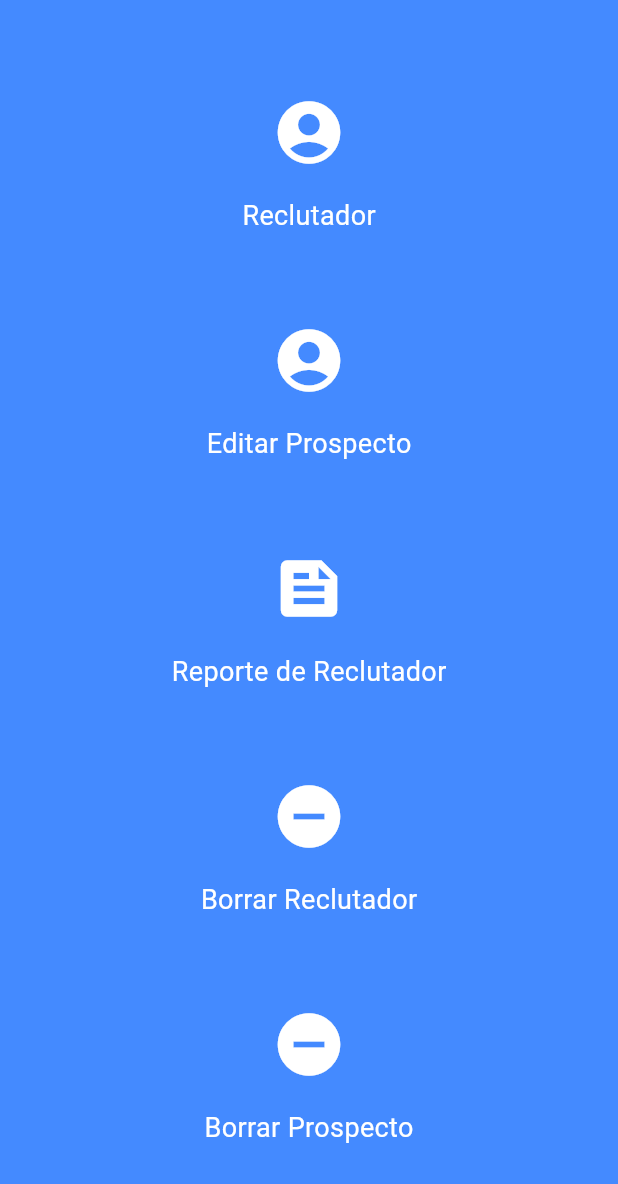
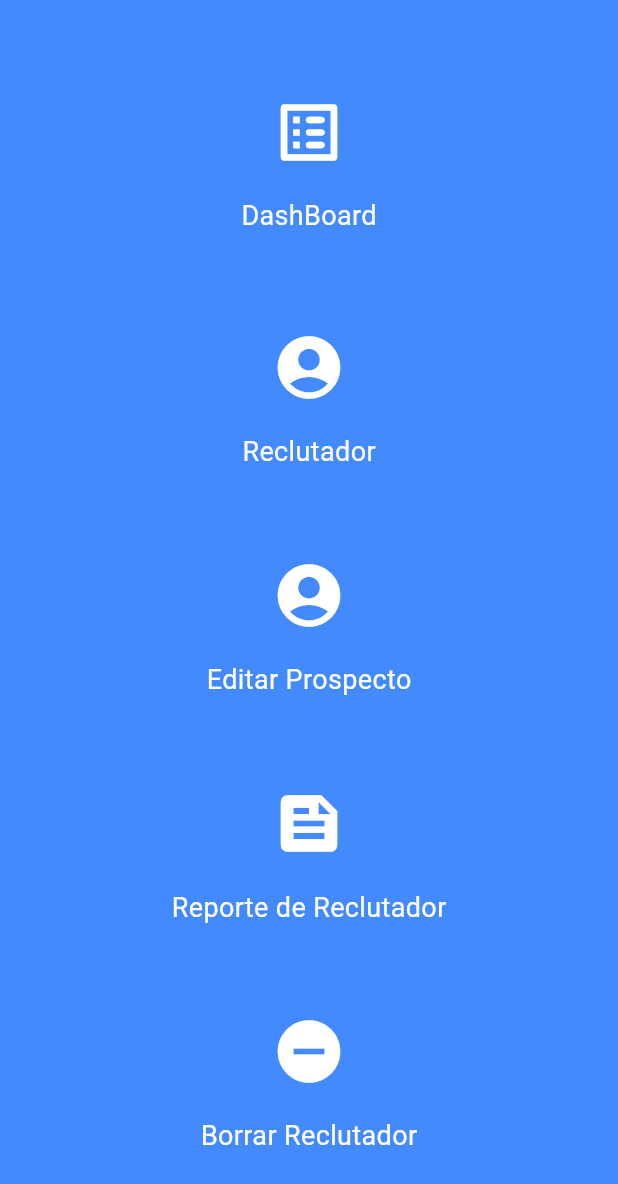
Before and after one commit to oscarsil/Tel-soluciones-reclutamiento, a Flutter app: what barraslaterales() shows on an empty page, opened directly, on a phone screen of 412 x 824 dp. Shown: the top 1184 px of the screen. Run offline on Flutter 3.47's test engine with Material 3 defaults, Android fonts, the phone set to English and light mode, and no system bars; our stand-ins replace audioplayers, sqflite, timer_count_down; accounts and stored records are empty.

Commit message:
Se movieron los archivos de acuerdo a los usuarios que lo pueden acceder

```diff
--- a/lib/componentes/barraslaterales.dart
+++ b/lib/componentes/barraslaterales.dart
@@ -1,12 +1,17 @@
 import 'package:flutter/material.dart';
+import 'package:intl/intl.dart';
 import 'package:telsolreclutamiento/pantallas/ReclutadorPantallas/RecluElegirProsEditar.dart';
 import 'package:telsolreclutamiento/pantallas/JefeRecluPantallas/ListaDereclutador.dart';
 import 'package:telsolreclutamiento/pantallas/JefeRecluPantallas/JefeRecluElegirProsEditar.dart';
-import 'package:telsolreclutamiento/pantallas/ReclutadorPantallas/ReporteReclutador.dart';
-import 'package:telsolreclutamiento/pantallas/ReclutadorPantallas/borrarReclu.dart';
-import 'package:telsolreclutamiento/pantallas/ProspectoPantallas/BorrarProspecto.dart';
+import 'package:telsolreclutamiento/pantallas/JefeRecluPantallas/ReporteReclutador.dart';
+import 'package:telsolreclutamiento/pantallas/JefeRecluPantallas/borrarReclu.dart';
+import 'package:telsolreclutamiento/pantallas/JefeRecluPantallas/BorrarProspecto.dart';
+import 'package:telsolreclutamiento/pantallas/ReclutadorPantallas/DashboardReclutador.dart';
+import 'package:telsolreclutamiento/pantallas/JefeRecluPantallas/DashboardJefeReclu.dart';
 
 class barraslaterales extends StatelessWidget{
+  DateTime _dateTime = DateTime.now();
+  DateFormat formatter = DateFormat('yyyy-MM-dd');
   @override
   Widget build(BuildContext context){
     return SingleChildScrollView(
@@ -18,6 +23,14 @@ class barraslaterales extends StatelessWidget{
         color: Colors.blueAccent,
         child: ListView(
           children: <Widget>[
+            const SizedBox(
+              height: 55,
+            ),
+            IconButton(onPressed: ()  {
+              Navigator.push(context, MaterialPageRoute(builder: (context) =>  DashboardJefe(fecha: formatter.format(_dateTime))));
+            }, icon: const Icon(Icons.list_alt_rounded, color: Colors.white,size: 50,)),
+            const SizedBox(height: 10,),
+            const Align(alignment: Alignment.center,child: Wrap(children: [Text('DashBoard',style: TextStyle(fontSize: 18, color: Colors.white),)],)),
             const SizedBox(
               height: 55,
             ),
@@ -58,6 +71,8 @@ class barraslaterales extends StatelessWidget{
 }
 
 class barraRelcutador extends StatelessWidget{
+  DateTime _dateTime = DateTime.now();
+  DateFormat formatter = DateFormat('yyyy-MM-dd');
   @override
   Widget build(BuildContext context){
     return Column(
@@ -68,6 +83,12 @@ class barraRelcutador extends StatelessWidget{
         }, icon: const Icon(Icons.edit, color: Colors.white,size: 50,)),
         const SizedBox(height: 10,),
         const Wrap(children: [Text('Editar de prospectos',style: TextStyle(fontSize: 18, color: Colors.white),)],),
+        const SizedBox(height: 50,),
+        IconButton(onPressed: ()  {
+          Navigator.push(context, MaterialPageRoute(builder: (context) =>  DashboardReclu(fecha: formatter.format(_dateTime))));
+        }, icon: const Icon(Icons.list_alt_outlined, color: Colors.white,size: 50,)),
+        const SizedBox(height: 10,),
+        const Wrap(children: [Text('DashBoard',style: TextStyle(fontSize: 18, color: Colors.white),)],),
         //Falta dashboard
       ],
     );
--- a/lib/pantallas/JefeRecluPantallas/ListaDereclutador.dart
+++ b/lib/pantallas/JefeRecluPantallas/ListaDereclutador.dart
@@ -1,8 +1,8 @@
 import 'package:flutter/material.dart';
 import 'package:telsolreclutamiento/componentes/barras.dart';
-import 'package:telsolreclutamiento/pantallas/ReclutadorPantallas/CrearReclutador.dart';
+import 'package:telsolreclutamiento/pantallas/JefeRecluPantallas/CrearReclutador.dart';
 import 'package:telsolreclutamiento/componentes/barraslaterales.dart';
-import 'package:telsolreclutamiento/pantallas/ReclutadorPantallas/EditarReclutador.dart';
+import 'package:telsolreclutamiento/pantallas/JefeRecluPantallas/EditarReclutador.dart';
 import 'dart:core';
 import 'package:telsolreclutamiento/database_helper.dart';
 import 'package:telsolreclutamiento/modelos/reclutador.dart';
--- a/lib/pantallas/ReclutadorPantallas/ReporteReclutador.dart
+++ b/lib/pantallas/JefeRecluPantallas/ReporteReclutador.dart
@@ -2,7 +2,7 @@ import 'package:flutter/material.dart';
 import 'package:intl/intl.dart';
 import 'package:telsolreclutamiento/componentes/barras.dart';
 import 'package:telsolreclutamiento/componentes/barraslaterales.dart';
-import 'package:telsolreclutamiento/pantallas/ReclutadorPantallas/Reporte.dart';
+import 'package:telsolreclutamiento/pantallas/JefeRecluPantallas/Reporte.dart';
 
 class ReporteReclutador extends StatefulWidget{
   @override
--- a/lib/pantallas/inicioPantallas/iniciarSession.dart
+++ b/lib/pantallas/inicioPantallas/iniciarSessionJefeReclu.dart
@@ -2,7 +2,7 @@ import 'package:flutter/material.dart';
 import 'package:intl/intl.dart';
 import 'package:telsolreclutamiento/componentes/barras.dart';
 import 'package:telsolreclutamiento/pantallas/JefeRecluPantallas/JefeRecluElegirProsEditar.dart';
-import 'package:telsolreclutamiento/pantallas/JefeRecluPantallas/DashboardJefeReclu,dart.dart';
+import 'package:telsolreclutamiento/pantallas/JefeRecluPantallas/DashboardJefeReclu.dart';
 import 'package:telsolreclutamiento/modelos/jefDeReclutamiento.dart';
 import 'package:telsolreclutamiento/database_helper.dart';
 
--- a/lib/pantallas/inicioPantallas/iniciarsessionPrincipal.dart
+++ b/lib/pantallas/inicioPantallas/iniciarsessionPrincipal.dart
@@ -1,5 +1,5 @@
 import 'package:flutter/material.dart';
-import 'package:telsolreclutamiento/pantallas/inicioPantallas/iniciarSession.dart';
+import 'package:telsolreclutamiento/pantallas/inicioPantallas/iniciarSessionJefeReclu.dart';
 import 'package:telsolreclutamiento/pantallas/inicioPantallas/iniciarsessionReclutador.dart';
 import 'package:telsolreclutamiento/componentes/barras.dart';
 
--- a/lib/pantallas/inicioPantallas/inicio.dart
+++ b/lib/pantallas/inicioPantallas/inicio.dart
@@ -1,8 +1,8 @@
 import 'package:flutter/material.dart';
 import 'package:telsolreclutamiento/componentes/barras.dart';
-import 'package:telsolreclutamiento/pantallas/ProspectoPantallas/FormularioProspecto.dart';
+import 'package:telsolreclutamiento/pantallas/inicioPantallas/FormularioProspecto.dart';
 import 'package:telsolreclutamiento/pantallas/ExamenesPantallas/examenes.dart';
-import 'package:telsolreclutamiento/pantallas/ProcesoPantallas/ElegirReclutador.dart';
+import 'package:telsolreclutamiento/pantallas/inicioPantallas/ElegirReclutador.dart';
 
 class Inicio extends StatelessWidget {
   const Inicio({super.key});
```
Also changed, not shown: lib/pantallas/JefeRecluPantallas/BorrarProspecto.dart (renamed from lib/pantallas/ProspectoPantallas/BorrarProspecto.dart), lib/pantallas/JefeRecluPantallas/CrearReclutador.dart (renamed from lib/pantallas/ReclutadorPantallas/CrearReclutador.dart), lib/pantallas/JefeRecluPantallas/DashboardJefeReclu.dart (renamed from lib/pantallas/JefeRecluPantallas/DashboardJefeReclu,dart.dart), lib/pantallas/JefeRecluPantallas/EditarReclutador.dart (renamed from lib/pantallas/ReclutadorPantallas/EditarReclutador.dart), lib/pantallas/JefeRecluPantallas/Reporte.dart (renamed from lib/pantallas/ReclutadorPantallas/Reporte.dart), lib/pantallas/JefeRecluPantallas/borrarReclu.dart (renamed from lib/pantallas/ReclutadorPantallas/borrarReclu.dart), lib/pantallas/inicioPantallas/ElegirReclutador.dart (renamed from lib/pantallas/ProcesoPantallas/ElegirReclutador.dart), lib/pantallas/inicioPantallas/FormularioProspecto.dart (renamed from lib/pantallas/ProspectoPantallas/FormularioProspecto.dart).
